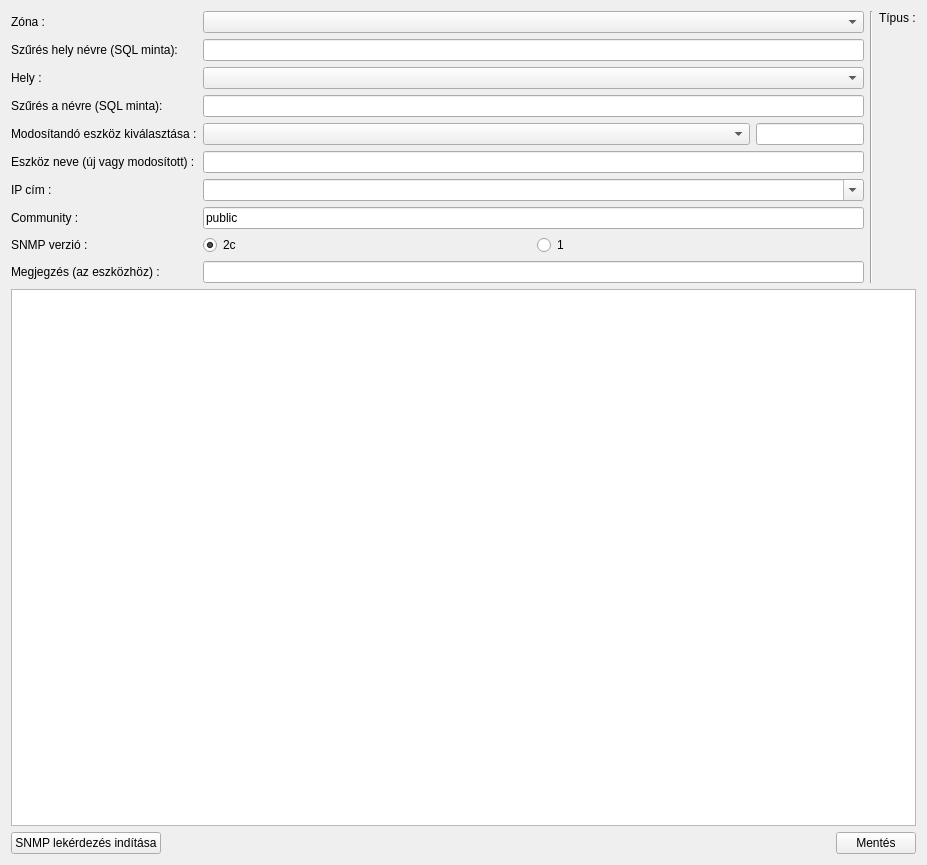
The window that lv2g/snmpdevquery.ui (csikfer/lanview2) describes before a commit, drawn with Qt 5.
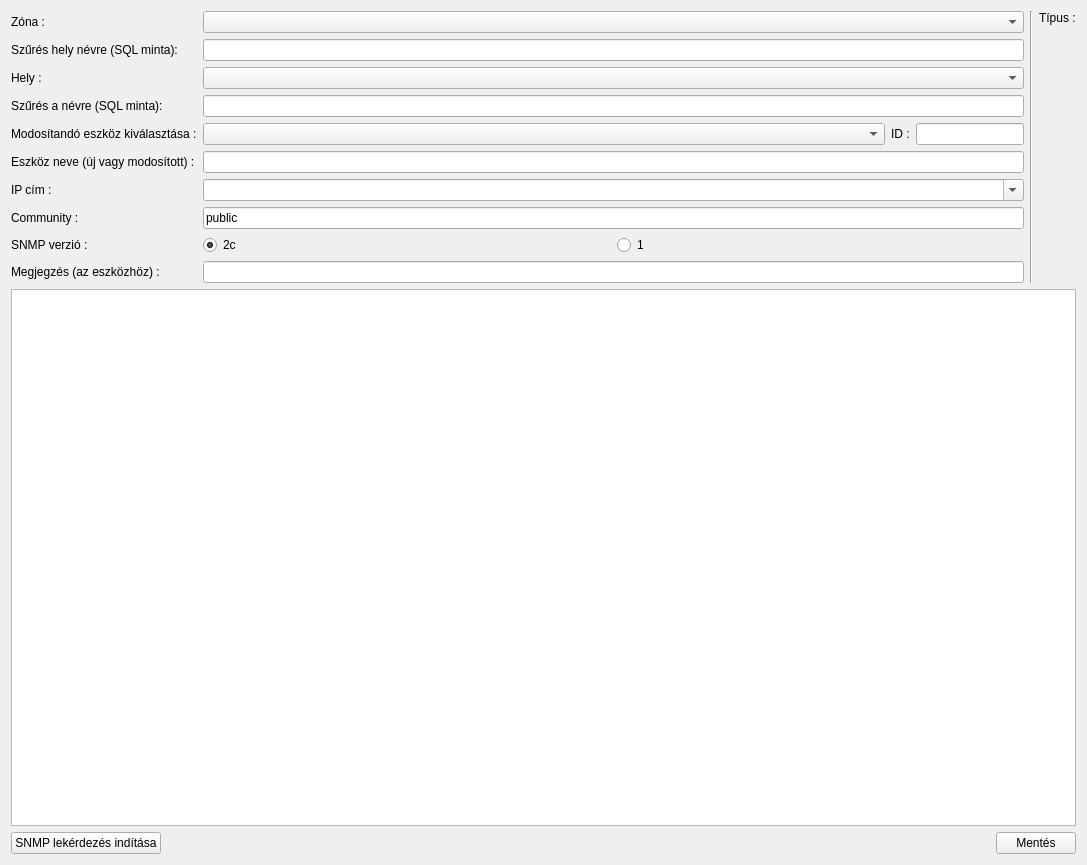
The same window after the commit.

Diff of the .ui file:
```diff
--- a/lv2g/snmpdevquery.ui
+++ b/lv2g/snmpdevquery.ui
@@ -6,7 +6,7 @@
    <rect>
     <x>0</x>
     <y>0</y>
-    <width>927</width>
+    <width>1087</width>
     <height>865</height>
    </rect>
   </property>
@@ -141,10 +141,17 @@
         </layout>
        </item>
        <item row="4" column="1">
-        <layout class="QHBoxLayout" name="horizontalLayout_4" stretch="1,0">
+        <layout class="QHBoxLayout" name="horizontalLayout_4" stretch="1,0,0">
          <item>
           <widget class="QComboBox" name="comboBoxNode"/>
          </item>
+         <item>
+          <widget class="QLabel" name="label">
+           <property name="text">
+            <string>ID :</string>
+           </property>
+          </widget>
+         </item>
          <item>
           <widget class="QLineEdit" name="lineEditNodeId">
            <property name="sizePolicy">
```
